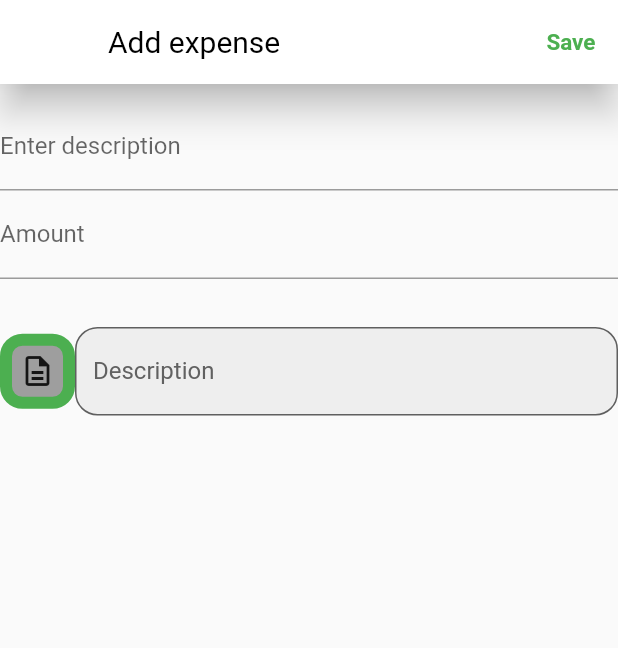
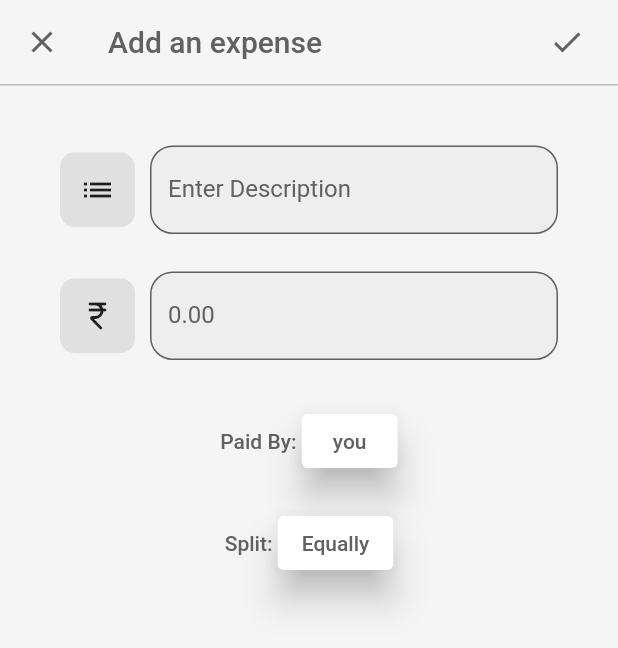
Before and after one commit to itkum101/splitMoney, a Flutter app: the AddExpense screen opened by its route, on a phone screen of 412 x 824 dp. Shown: the top 648 px of the screen. Run offline on Flutter 3.47's test engine with Material 2 defaults, Android fonts, the phone set to English and light mode, and no system bars; our stand-ins replace contacts_service, image_picker, permission_handler.

Commit message:
some_ui_tweaks

```diff
--- a/lib/Widgets/text_field.dart
+++ b/lib/Widgets/text_box.dart
@@ -1,7 +1,7 @@
 import 'package:flutter/material.dart';
 
-class TextBoxSample extends StatelessWidget {
-  TextBoxSample(
+class TextBox extends StatelessWidget {
+  TextBox(
       {Key? key,
       this.prefixIcon,
       this.hintText,
--- a/lib/main.dart
+++ b/lib/main.dart
@@ -2,7 +2,7 @@ import 'package:flutter/material.dart';
 import 'package:provider/provider.dart';
 
 import 'package:splitmoney/routes/Main_Screen.dart';
-import 'package:splitmoney/routes/add_a_friend.dart';
+import 'package:splitmoney/routes/add_friend.dart';
 import 'package:splitmoney/routes/add_expense.dart';
 import 'package:splitmoney/routes/settings_page.dart';
 import 'package:splitmoney/utils/data.dart';
--- a/lib/routes/Main_Screen.dart
+++ b/lib/routes/Main_Screen.dart
@@ -22,7 +22,7 @@ class _MyAppState extends State<MyApp> {
 
   final List<Widget> page = [
     const GroupsPage(),
-    const FriendsList(),
+    const FriendsPage(),
     const ActivityPage(),
     const SettingsPage()
   ];
@@ -30,6 +30,7 @@ class _MyAppState extends State<MyApp> {
   @override
   Widget build(BuildContext context) {
     return Scaffold(
+       backgroundColor: Colors.grey[100],
         body: page[selectedIndex],
         bottomNavigationBar: BottomNavigationBar(
           currentIndex: selectedIndex,
--- a/lib/routes/activity_page.dart
+++ b/lib/routes/activity_page.dart
@@ -7,6 +7,7 @@ class ActivityPage extends StatelessWidget {
   @override
   Widget build(BuildContext context) {
     return Scaffold(
+      backgroundColor: Colors.grey[100],
       appBar: AppBar(
         elevation: 0,
         backgroundColor: Colors.transparent,
--- a/lib/routes/add_a_contact.dart
+++ b/lib/routes/add_contact.dart
@@ -1,6 +1,6 @@
 import 'package:flutter/material.dart';
 import 'package:provider/provider.dart';
-import 'package:splitmoney/Widgets/text_field.dart';
+import 'package:splitmoney/Widgets/text_box.dart';
 import 'package:splitmoney/utils/data.dart';
 
 class AddContact extends StatelessWidget {
@@ -13,6 +13,7 @@ class AddContact extends StatelessWidget {
     var myList = context.watch<FriendNameProvider>().friendList;
 
     return Scaffold(
+       backgroundColor: Colors.grey[100],
         appBar: AppBar(
           title: const Center(
             child: Text(
@@ -57,7 +58,7 @@ class AddContact extends StatelessWidget {
           ),
           Padding(
             padding: const EdgeInsets.symmetric(horizontal: 15),
-            child: TextBoxSample(
+            child: TextBox(
               controller: nameController,
               isautoFocus: false,
               isFilled: true,
@@ -75,7 +76,7 @@ class AddContact extends StatelessWidget {
           ),
           Padding(
             padding: const EdgeInsets.symmetric(horizontal: 15),
-            child: TextBoxSample(
+            child: TextBox(
               controller: phoneNoController,
               isautoFocus: false,
               isFilled: true,
--- a/lib/routes/add_expense.dart
+++ b/lib/routes/add_expense.dart
@@ -1,8 +1,5 @@
 import 'package:flutter/material.dart';
-import 'package:flutter/services.dart';
-import 'package:flutter/src/widgets/container.dart';
-import 'package:flutter/src/widgets/framework.dart';
-import 'package:splitmoney/Widgets/text_field.dart';
+import 'package:splitmoney/Widgets/text_box.dart';
 
 class AddExpense extends StatelessWidget {
   static const routeName = '/add_expense';
@@ -11,85 +8,57 @@ class AddExpense extends StatelessWidget {
   @override
   Widget build(BuildContext context) {
     return Scaffold(
+       backgroundColor: Colors.grey[100],
       appBar: AppBar(
-          backgroundColor: Colors.white,
+        title: const Text(
+          "Add an expense",
+        ),
         leading: IconButton(
-            onPressed: () {
+            splashRadius: 20,
+            onPressed: (() {
               Navigator.pop(context);
-            },
+            }),
             icon: const Icon(
               Icons.close,
-            ),
-          ),
-          title: const Text(
-            "Add expense",
-            style: TextStyle(
-              color: Colors.black,
-              fontWeight: FontWeight.normal,
-            ),
-          ),
+            )),
         actions: [
-            Center(
-              child: Padding(
-                padding: const EdgeInsets.only(
-                  right: 15,
-                ),
-                child: GestureDetector(
-                  onTap: () {
-                    Navigator.pop(context);
-                  },
-                  child: const Text(
-                    "Save",
-                    style: TextStyle(
-                        color: Colors.green,
-                        fontSize: 15,
-                        fontWeight: FontWeight.bold),
-                  ),
-                ),
-              ),
-            ),
+          Padding(
+            padding: const EdgeInsets.only(right: 10),
+            child: IconButton(
+                splashRadius: 20,
+                onPressed: () {},
+                icon: const Icon(Icons.check)),
+          )
         ],
-          shadowColor: Colors.black,
-          elevation: 10,
+        elevation: 0,
+        backgroundColor: Colors.transparent,
+        foregroundColor: Colors.grey[700],
       ),
       body: Column(
         children: [
-            SizedBox(
-              height: 12,
+          Container(
+            height: 1,
+            color: Colors.grey[400],
           ),
-            TextFormField(
-              decoration: const InputDecoration(
-                border: UnderlineInputBorder(),
-                labelText: 'Enter description',
+          const SizedBox(
+            height: 40,
           ),
-            ),
-            TextFormField(
-              decoration: const InputDecoration(
-                border: UnderlineInputBorder(),
-                labelText: 'Amount',
-              ),
-            ),
-            SizedBox(
-              height: 32,
-            ),
-            Row(
+          Padding(
+            padding: const EdgeInsets.symmetric(horizontal: 40),
+            child: Row(
               children: [
                 Container(
+                    height: 50,
                     width: 50,
-                  height: 50,
                     decoration: BoxDecoration(
-                      color: Colors.grey,
-                      border: Border.all(
-                        color: Colors.green,
-                        width: 8,
-                      ),
-                      borderRadius: BorderRadius.circular(15)),
-                  child: Icon(
-                    Icons.description_outlined,
-                  ),
+                        color: Colors.grey[300],
+                        borderRadius: BorderRadius.circular(10)),
+                    child: const Icon(Icons.list)),
+                const SizedBox(
+                  width: 10,
                 ),
                 Expanded(
-                  child: TextBoxSample(
+                  child: TextBox(
                     isautoFocus: false,
                     isFilled: true,
                     border: OutlineInputBorder(
@@ -97,14 +66,104 @@ class AddExpense extends StatelessWidget {
                     focusedBorder: OutlineInputBorder(
                       borderRadius: BorderRadius.circular(15),
                     ),
-                    labelText: "Description",
+                    labelText: "Enter Description",
                     cursorColor: Colors.grey[400],
                     cursorHeight: 20,
                   ),
                 ),
               ],
             ),
+          ),
+          const SizedBox(
+            height: 25,
+          ),
+          Padding(
+            padding: const EdgeInsets.symmetric(horizontal: 40),
+            child: Row(
+              children: [
+                Container(
+                    height: 50,
+                    width: 50,
+                    decoration: BoxDecoration(
+                        color: Colors.grey[300],
+                        borderRadius: BorderRadius.circular(10)),
+                    child: const Icon(Icons.currency_rupee_rounded)),
+                const SizedBox(
+                  width: 10,
+                ),
+                Expanded(
+                  child: TextBox(
+                    isautoFocus: false,
+                    isFilled: true,
+                    border: OutlineInputBorder(
+                        borderRadius: BorderRadius.circular(15)),
+                    focusedBorder: OutlineInputBorder(
+                      borderRadius: BorderRadius.circular(15),
+                    ),
+                    labelText: "0.00",
+                    cursorColor: Colors.grey[400],
+                    cursorHeight: 20,
+                  ),
+                ),
               ],
-        ));
+            ),
+          ),
+          const SizedBox(
+            height: 30,
+          ),
+          Row(
+            crossAxisAlignment: CrossAxisAlignment.center,
+            children: [
+              const Spacer(),
+              Text(
+                "Paid By: ",
+                style: TextStyle(
+                    color: Colors.grey[700], fontWeight: FontWeight.w500),
+              ),
+              ElevatedButton(
+                style: ButtonStyle(
+                    elevation: MaterialStateProperty.all(10),
+                    backgroundColor:
+                        MaterialStateProperty.all<Color>(Colors.white)),
+                onPressed: () {},
+                child: Text(
+                  "you",
+                  style: TextStyle(
+                      color: Colors.grey[700], fontWeight: FontWeight.w500),
+                ),
+              ),
+              const Spacer()
+            ],
+          ),
+          const SizedBox(
+            height: 20,
+          ),
+          Row(
+            crossAxisAlignment: CrossAxisAlignment.center,
+            children: [
+              const Spacer(),
+              Text(
+                "Split: ",
+                style: TextStyle(
+                    color: Colors.grey[700], fontWeight: FontWeight.w500),
+              ),
+              ElevatedButton(
+                style: ButtonStyle(
+                    elevation: MaterialStateProperty.all(10),
+                    backgroundColor:
+                        MaterialStateProperty.all<Color>(Colors.white)),
+                onPressed: () {},
+                child: Text(
+                  "Equally",
+                  style: TextStyle(
+                      color: Colors.grey[700], fontWeight: FontWeight.w500),
+                ),
+              ),
+              const Spacer()
+            ],
+          )
+        ],
+      ),
+    );
   }
 }
--- a/lib/routes/add_a_friend.dart
+++ b/lib/routes/add_friend.dart
@@ -4,8 +4,8 @@ import 'package:flutter/material.dart';
 import 'package:permission_handler/permission_handler.dart';
 import 'package:provider/provider.dart';
 
-import 'package:splitmoney/Widgets/text_field.dart';
-import 'package:splitmoney/routes/add_a_contact.dart';
+import 'package:splitmoney/Widgets/text_box.dart';
+import 'package:splitmoney/routes/add_contact.dart';
 import 'package:splitmoney/utils/data.dart';
 
 class AddFriend extends StatefulWidget {
@@ -60,7 +60,7 @@ class _AddFriendState extends State<AddFriend> {
                     width: 15,
                   ),
                   Expanded(
-                    child: TextBoxSample(
+                    child: TextBox(
                       isautoFocus: true,
                       hintText: "Enter name or phone no.",
                       border: InputBorder.none,
--- a/lib/routes/add_a_group.dart
+++ b/lib/routes/add_group.dart
@@ -8,7 +8,7 @@ import 'package:path/path.dart' as Path;
 import 'package:provider/provider.dart';
 
 import 'package:splitmoney/Widgets/group_type_item.dart';
-import 'package:splitmoney/Widgets/text_field.dart';
+import 'package:splitmoney/Widgets/text_box.dart';
 import 'package:splitmoney/utils/data.dart';
 
 class AddGroup extends StatefulWidget {
@@ -118,11 +118,13 @@ class _AddGroupState extends State<AddGroup> {
     var myList = context.watch<GroupNameProvider>().groupList;
 
     return Scaffold(
+       backgroundColor: Colors.grey[100],
       appBar: AppBar(
         title: const Text(
           "Create a Group",
         ),
         leading: IconButton(
+            splashRadius: 20,
             onPressed: (() {
               Navigator.pop(context);
             }),
@@ -158,6 +160,7 @@ class _AddGroupState extends State<AddGroup> {
       ),
       body: Column(
         children: [
+
           Container(
             height: 1,
             color: Colors.grey[400],
@@ -170,8 +173,8 @@ class _AddGroupState extends State<AddGroup> {
             child: Row(
               children: [
                 Container(
-                    height: 50,
-                    width: 50,
+                  height: 52,
+                  width: 52,
                   decoration: BoxDecoration(
                       color: Colors.grey[300],
                       borderRadius: BorderRadius.circular(10)),
@@ -191,12 +194,14 @@ class _AddGroupState extends State<AddGroup> {
                               "lib/assets/add_image.png",
                               width: 35,
                             ),
-                            ))),
+                          ),
+                        ),
+                ),
                 const SizedBox(
                   width: 10,
                 ),
                 Expanded(
-                    child: TextBoxSample(
+                    child: TextBox(
                   isautoFocus: false,
                   isFilled: true,
                   border: OutlineInputBorder(
--- a/lib/routes/friends_page.dart
+++ b/lib/routes/friends_page.dart
@@ -2,23 +2,24 @@ import 'package:flutter/material.dart';
 import 'package:provider/provider.dart';
 import 'package:splitmoney/Widgets/friend_tile.dart';
 import 'package:splitmoney/utils/data.dart';
-import 'package:splitmoney/routes/add_a_friend.dart';
+import 'package:splitmoney/routes/add_friend.dart';
 import 'package:splitmoney/utils/friends_page_display_list.dart';
 
-class FriendsList extends StatefulWidget {
-  const FriendsList({super.key});
+class FriendsPage extends StatefulWidget {
+  const FriendsPage({super.key});
 
   @override
-  State<FriendsList> createState() => _FriendsListState();
+  State<FriendsPage> createState() => _FriendsPageState();
 }
 
-class _FriendsListState extends State<FriendsList> {
+class _FriendsPageState extends State<FriendsPage> {
   @override
   Widget build(BuildContext context) {
     // Provider
     var myfriendList = context.watch<FriendNameProvider>().friendList;
 
     return Scaffold(
+       backgroundColor: Colors.grey[100],
         floatingActionButton: FloatingActionButton.extended(
           onPressed: () {},
           backgroundColor: Colors.green,
--- a/lib/routes/groups_page.dart
+++ b/lib/routes/groups_page.dart
@@ -3,7 +3,7 @@ import 'package:provider/provider.dart';
 import 'package:splitmoney/Widgets/group_tile.dart';
 import 'package:splitmoney/routes/add_expense.dart';
 import 'package:splitmoney/utils/data.dart';
-import 'package:splitmoney/routes/add_a_group.dart';
+import 'package:splitmoney/routes/add_group.dart';
 import 'package:splitmoney/utils/groups_page_display_list.dart';
 
 class GroupsPage extends StatefulWidget {
@@ -17,6 +17,7 @@ class _GroupsPageState extends State<GroupsPage> {
   @override
   Widget build(BuildContext context) {
     return Scaffold(
+       backgroundColor: Colors.grey[100],
       floatingActionButton: FloatingActionButton.extended(
         onPressed: () {
           Navigator.pushNamed(context, AddExpense.routeName);
--- a/lib/routes/settings_page.dart
+++ b/lib/routes/settings_page.dart
@@ -9,6 +9,7 @@ class SettingsPage extends StatelessWidget {
   Widget build(BuildContext context) {
     return SafeArea(
       child: Scaffold(
+         backgroundColor: Colors.grey[100],
           appBar: AppBar(
             elevation: 0,
             backgroundColor: Colors.transparent,
```
Lines whose indentation alone changed are shown as unchanged.
